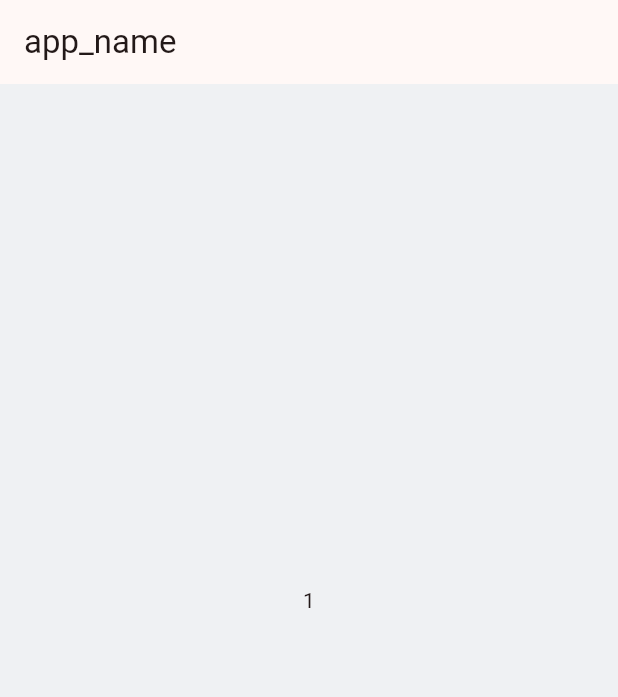
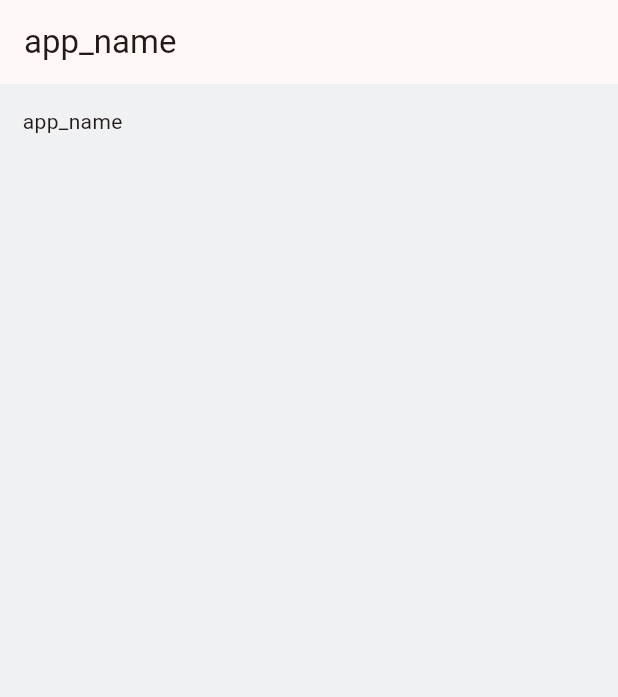
Before and after one commit to ultra-rony/flutter-dota2-hero-statistics, a Flutter app: the screen it shows after launch, on a phone screen of 412 x 824 dp. Shown: the top 697 px of the screen. Run offline on Flutter 3.47's test engine with Material 3 defaults, Android fonts, the phone set to English and light mode, and no system bars; our stand-ins replace bloc, flutter_bloc, get_it, go_router.

Commit message:
Add screen home_screen.dart

```diff
--- /dev/null
+++ b/lib/features/home/presentation/screens/home_screen.dart
@@ -0,0 +1,27 @@
+import 'package:dota2_heroes/features/settings/cubit/theme_cubit.dart';
+import 'package:flutter/cupertino.dart';
+import 'package:flutter/material.dart';
+import 'package:flutter_bloc/flutter_bloc.dart';
+
+import '../../../../generated/l10n.dart';
+
+class HomeScreen extends StatelessWidget {
+  const HomeScreen({super.key});
+
+  @override
+  Widget build(BuildContext context) {
+    return Scaffold(
+      body: SingleChildScrollView(
+        child: Padding(
+          padding: const EdgeInsets.all(15),
+          child: Column(
+            crossAxisAlignment: CrossAxisAlignment.end,
+            children: [
+              Text(S.of(context).app_name)
+            ],
+          ),
+        ),
+      ),
+    );
+  }
+}
--- a/lib/features/navigation/navigation_screen.dart
+++ b/lib/features/navigation/navigation_screen.dart
@@ -4,6 +4,7 @@ import 'package:flutter/material.dart';
 import 'package:flutter_bloc/flutter_bloc.dart';
 
 import '../../../generated/l10n.dart';
+import '../home/presentation/screens/home_screen.dart';
 
 class NavigationScreen extends StatelessWidget {
   const NavigationScreen({super.key});
@@ -36,10 +37,7 @@ class NavigationScreen extends StatelessWidget {
               ],
             ),
             body: <Widget>[
-              const Scaffold(
-                  body: Center(
-                child: Text("1"),
-              )),
+              const HomeScreen(),
               const SettingsScreen(),
             ][context.read<NavigationCubit>().state],
           );
```
